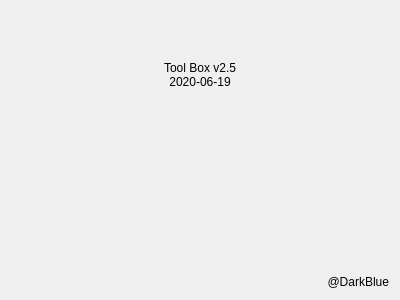
ZhangYuyinGItHub/ToolBox, file ToolBox/about/about.ui: the form before one commit.
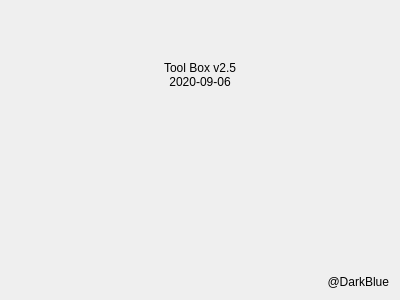
The form after the commit. Icons and pictures are not drawn.

Commit message:
[ToolBox] update voice page
1. fix decode failed when run in win10 system;
2. caused by audio player;

Diff of the .ui file:
```diff
--- a/ToolBox/about/about.ui
+++ b/ToolBox/about/about.ui
@@ -23,7 +23,7 @@
       <widget class="QLabel" name="label_2">
        <property name="text">
         <string>Tool Box v2.5
-2020-06-19</string>
+2020-09-06</string>
        </property>
        <property name="alignment">
         <set>Qt::AlignBottom|Qt::AlignHCenter</set>
```
The commit also changes 2 other files.
